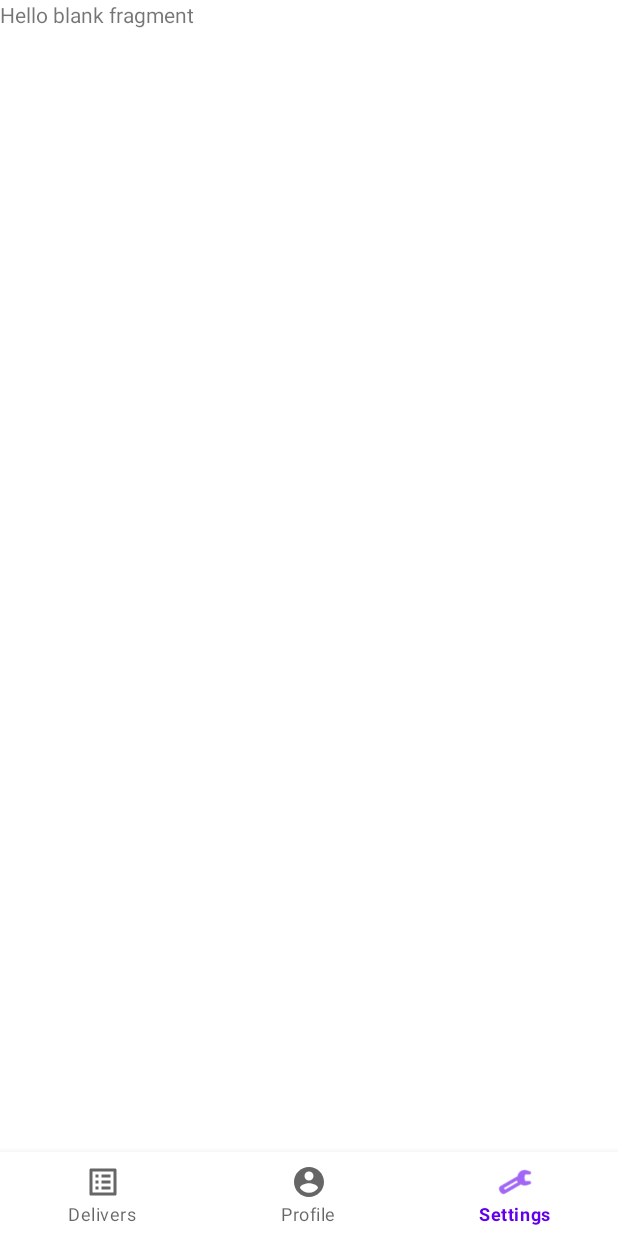
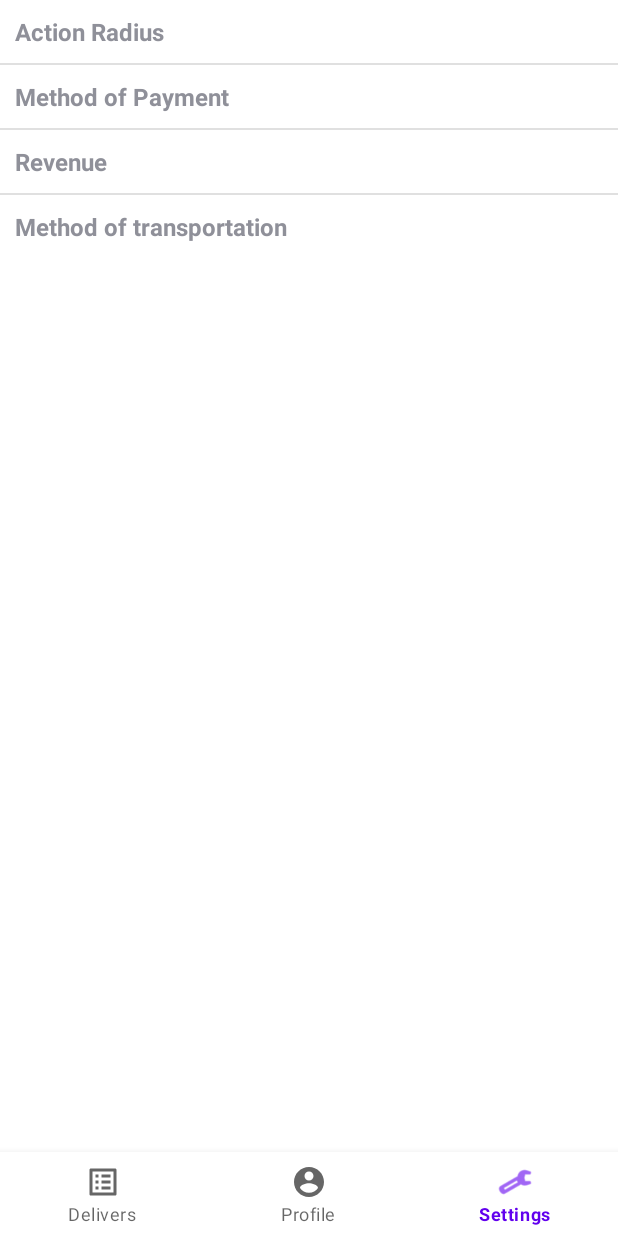
Before and after one commit to Anth0nyPereira/TQSFinalProject, an Android app: the SettingsFragment screen opened through its navigation route, on a phone screen of 412 x 824 dp. Run offline under Robolectric (Android 15) with nearby library versions, the phone set to English and light mode, and no system bars; our stand-ins replace navigation-ui.

Commit message:
Settings Done

```diff
--- a/EasyDelivers/RiderApp/app/src/main/java/com/example/riderapp/Fragments/SettingsFragment.java
+++ b/EasyDelivers/RiderApp/app/src/main/java/com/example/riderapp/Fragments/SettingsFragment.java
@@ -7,6 +7,8 @@ import androidx.fragment.app.Fragment;
 import android.view.LayoutInflater;
 import android.view.View;
 import android.view.ViewGroup;
+import android.widget.ArrayAdapter;
+import android.widget.ListView;
 
 import com.example.riderapp.R;
 
@@ -16,6 +18,8 @@ import com.example.riderapp.R;
  * create an instance of this fragment.
  */
 public class SettingsFragment extends Fragment {
+
+    String[] settingsArray = {"Action Radius","Method of Payment","Revenue","Method of transportation"};
 
     // TODO: Rename parameter arguments, choose names that match
     // the fragment initialization parameters, e.g. ARG_ITEM_NUMBER
@@ -61,6 +65,10 @@ public class SettingsFragment extends Fragment {
     public View onCreateView(LayoutInflater inflater, ViewGroup container,
                              Bundle savedInstanceState) {
         // Inflate the layout for this fragment
-        return inflater.inflate(R.layout.fragment_settings, container, false);
+        View v = inflater.inflate(R.layout.fragment_settings, container, false);
+        ArrayAdapter adapter = new ArrayAdapter<String>(getActivity().getBaseContext(), R.layout.item_settings, settingsArray);
+        ListView listView = (ListView)v.findViewById(R.id.settingslist);
+        listView.setAdapter(adapter);
+        return v;
     }
 }
--- a/EasyDelivers/RiderApp/app/src/main/res/layout/fragment_profile.xml
+++ b/EasyDelivers/RiderApp/app/src/main/res/layout/fragment_profile.xml
@@ -86,7 +86,7 @@
             android:clickable="true"
             android:elevation="4dp"
             android:padding="20dp"
-            android:text="Earnings this Month:" />
+            android:text="Deliveries this Month:" />
 
         <TextView
             android:id="@+id/textviewDetails2"
--- a/EasyDelivers/RiderApp/app/src/main/res/layout/fragment_settings.xml
+++ b/EasyDelivers/RiderApp/app/src/main/res/layout/fragment_settings.xml
@@ -1,14 +1,18 @@
 <?xml version="1.0" encoding="utf-8"?>
-<FrameLayout xmlns:android="http://schemas.android.com/apk/res/android"
+<LinearLayout xmlns:android="http://schemas.android.com/apk/res/android"
+    xmlns:app="http://schemas.android.com/apk/res-auto"
     xmlns:tools="http://schemas.android.com/tools"
     android:layout_width="match_parent"
     android:layout_height="match_parent"
     tools:context=".Fragments.SettingsFragment">
 
-    <!-- TODO: Update blank fragment layout -->
-    <TextView
+    <ListView
+        android:id="@+id/settingslist"
         android:layout_width="match_parent"
-        android:layout_height="match_parent"
-        android:text="@string/hello_blank_fragment" />
+        android:layout_height="wrap_content" >
+    </ListView>
 
-</FrameLayout>
+
+
+
+</LinearLayout>
--- /dev/null
+++ b/EasyDelivers/RiderApp/app/src/main/res/layout/item_settings.xml
@@ -0,0 +1,11 @@
+<?xml version="1.0" encoding="utf-8"?>
+<!--  Single List Item Design -->
+<TextView xmlns:android="http://schemas.android.com/apk/res/android"
+    android:id="@+id/label"
+    android:layout_width="fill_parent"
+    android:layout_height="fill_parent"
+    android:padding="10dip"
+    android:elevation="2dp"
+    android:textSize="16dip"
+    android:textStyle="bold" >
+</TextView>
```
